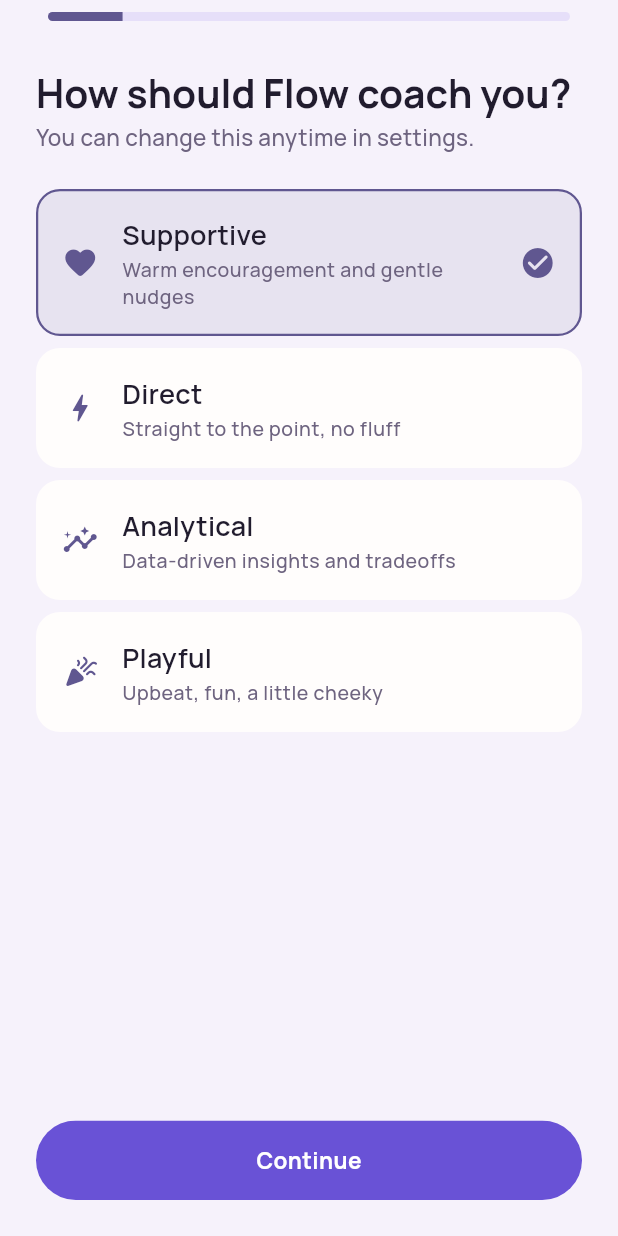
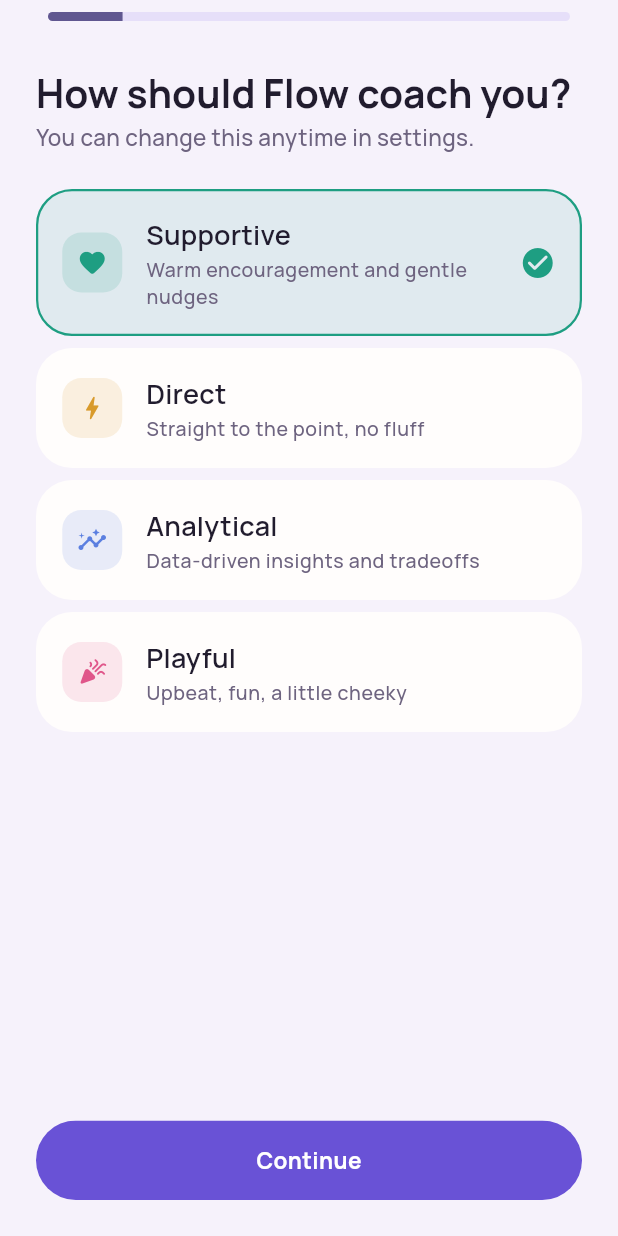
Before and after one commit to robyntjiesnathan-hash/lifeflowAI, a Flutter app: the screen it shows once a user with an empty profile is signed in, swiped to page 4, on a phone screen of 412 x 824 dp. Run offline on Flutter 3.47's test engine with Material 3 defaults, Android fonts, the phone set to English and light mode, and no system bars; our stand-ins replace cached_network_image, cloud_firestore, firebase_auth, firebase_core, firebase_storage, fl_chart and 12 more; accounts and stored records are empty; generated files the repository leaves out were written again.

Commit message:
Extend the design system to Premium, Budget, Bills, Notifications, Reminders, and coaching-style selection
Premium: replaced 6 identical icon-in-a-circle rows on the paywall's
feature list with CategoryIconChip, each perk getting its own semantic
color instead of one repeated primary tint — the exact "generic
feature callout" pattern the design brief warns against. Feature-list
card raised to AppElevation.raised.

Budget: the hero card's money and percent figures used raw TextStyle
instead of theme/tabular type; switched to AppTypography.tabular so
digits align, matching the same fix already applied on Home. Categories
card raised to AppElevation.raised. Bills: the inline due-day/amount
line now renders the amount in tabular figures via Text.rich.

Notification Settings: the one screen in the app with zero AppCard
usage — bare SwitchListTiles with no grouping — now wrapped in a single
AppCard with dividers, matching the settings-list pattern already used
on Profile.

Reminders: every row had no leading visual at all; added a
CategoryIconChip (Smart Reminders pink, matching Profile's existing
naming) so the list has a visual anchor instead of reading as
identical unlabeled rows.

Coaching-style selection: profile_edit_screen.dart's
_CoachingStyleCard and onboarding_screen.dart's _StyleCard were an
identical hand-rolled InkWell+Container pattern duplicated in two
files, each with a bare (non-chip) icon and no color differentiation
between the four styles. Extracted a shared SelectableOptionCard
(lib/core/widgets/) using PressableScale + CategoryIconChip, with each
style given its own semantic color (Supportive=success,
Direct=warning, Analytical=categoryBlue, Playful=categoryPink).

Verified flutter analyze clean and screenshotted all six touched
screens in light and dark mode.

```diff
--- /dev/null
+++ b/lib/core/widgets/selectable_option_card.dart
@@ -0,0 +1,65 @@
+import 'package:flutter/material.dart';
+
+import '../theme/app_spacing.dart';
+import 'badge_chip.dart';
+import 'pressable_scale.dart';
+
+/// A tappable, selectable option row — icon chip + title (+ optional
+/// subtitle) + a checkmark when selected. Used for "pick one" choices like
+/// coaching style, shared between onboarding and Profile's edit screen
+/// instead of each hand-rolling its own InkWell+Container selection card
+/// with a bare (non-chip) icon.
+class SelectableOptionCard extends StatelessWidget {
+  const SelectableOptionCard({
+    super.key,
+    required this.icon,
+    required this.title,
+    this.subtitle,
+    required this.selected,
+    required this.onTap,
+    this.color,
+  });
+
+  final IconData icon;
+  final String title;
+  final String? subtitle;
+  final bool selected;
+  final VoidCallback onTap;
+  final Color? color;
+
+  @override
+  Widget build(BuildContext context) {
+    final theme = Theme.of(context);
+    final Color accent = color ?? theme.colorScheme.primary;
+    return PressableScale(
+      borderRadius: BorderRadius.circular(AppRadii.raised),
+      onTap: onTap,
+      child: Container(
+        padding: const EdgeInsets.all(AppSpacing.md),
+        decoration: BoxDecoration(
+          color: selected ? accent.withValues(alpha: 0.1) : theme.cardTheme.color,
+          borderRadius: BorderRadius.circular(AppRadii.raised),
+          border: Border.all(color: selected ? accent : Colors.transparent, width: 1.5),
+        ),
+        child: Row(
+          children: [
+            CategoryIconChip(icon: icon, color: accent, tint: accent.withValues(alpha: 0.14), size: 40),
+            const SizedBox(width: AppSpacing.md),
+            Expanded(
+              child: subtitle == null
+                  ? Text(title, style: theme.textTheme.titleMedium)
+                  : Column(
+                      crossAxisAlignment: CrossAxisAlignment.start,
+                      children: [
+                        Text(title, style: theme.textTheme.titleMedium),
+                        Text(subtitle!, style: theme.textTheme.bodySmall),
+                      ],
+                    ),
+            ),
+            if (selected) Icon(Icons.check_circle_rounded, color: accent),
+          ],
+        ),
+      ),
+    );
+  }
+}
--- a/lib/features/onboarding/presentation/screens/onboarding_screen.dart
+++ b/lib/features/onboarding/presentation/screens/onboarding_screen.dart
@@ -1,12 +1,26 @@
 import 'package:flutter/material.dart';
 import 'package:flutter_riverpod/flutter_riverpod.dart';
 
+import '../../../../core/theme/app_semantic_colors.dart';
 import '../../../../core/theme/app_spacing.dart';
 import '../../../../core/widgets/app_button.dart';
 import '../../../../core/widgets/app_text_field.dart';
+import '../../../../core/widgets/selectable_option_card.dart';
 import '../../../../core/services/local_notification_service.dart';
 import '../../../profile/domain/user_profile.dart';
 import '../../application/onboarding_controller.dart';
+
+/// Gives each coaching style its own color instead of every option reading
+/// as the same primary-tinted row — mirrors the same "stop repeating one
+/// color for every option" fix applied to Premium's feature list. Kept in
+/// sync with the identical helper in profile_edit_screen.dart, which shows
+/// the same four styles post-onboarding.
+Color _coachingStyleColor(CoachingStyle style, AppSemanticColors semantic) => switch (style) {
+      CoachingStyle.supportive => semantic.success,
+      CoachingStyle.direct => semantic.warning,
+      CoachingStyle.analytical => semantic.categoryBlue,
+      CoachingStyle.playful => semantic.categoryPink,
+    };
 
 const _goalOptions = [
   'Be more productive',
@@ -317,64 +331,16 @@ class _CoachingStyleStep extends ConsumerWidget {
           for (final entry in _styles.entries)
             Padding(
               padding: const EdgeInsets.only(bottom: AppSpacing.sm),
-              child: _StyleCard(
+              child: SelectableOptionCard(
                 icon: entry.value.$3,
                 title: entry.value.$1,
                 subtitle: entry.value.$2,
                 selected: draft.coachingStyle == entry.key,
                 onTap: () => notifier.update((d) => d.copyWith(coachingStyle: entry.key)),
+                color: _coachingStyleColor(entry.key, context.semanticColors),
               ),
             ),
         ],
-      ),
-    );
-  }
-}
-
-class _StyleCard extends StatelessWidget {
-  const _StyleCard({
-    required this.icon,
-    required this.title,
-    required this.subtitle,
-    required this.selected,
-    required this.onTap,
-  });
-
-  final IconData icon;
-  final String title;
-  final String subtitle;
-  final bool selected;
-  final VoidCallback onTap;
-
-  @override
-  Widget build(BuildContext context) {
-    final theme = Theme.of(context);
-    return InkWell(
-      borderRadius: BorderRadius.circular(AppRadii.lg),
-      onTap: onTap,
-      child: Container(
-        padding: const EdgeInsets.all(AppSpacing.md),
-        decoration: BoxDecoration(
-          color: selected ? theme.colorScheme.primary.withValues(alpha: 0.1) : theme.cardTheme.color,
-          borderRadius: BorderRadius.circular(AppRadii.lg),
-          border: Border.all(color: selected ? theme.colorScheme.primary : Colors.transparent, width: 1.5),
-        ),
-        child: Row(
-          children: [
-            Icon(icon, color: theme.colorScheme.primary),
-            const SizedBox(width: AppSpacing.md),
-            Expanded(
-              child: Column(
-                crossAxisAlignment: CrossAxisAlignment.start,
-                children: [
-                  Text(title, style: theme.textTheme.titleMedium),
-                  Text(subtitle, style: theme.textTheme.bodySmall),
-                ],
-              ),
-            ),
-            if (selected) Icon(Icons.check_circle_rounded, color: theme.colorScheme.primary),
-          ],
-        ),
       ),
     );
   }
```
Also changed, not shown: lib/features/budget/presentation/screens/bills_screen.dart (+17 -1 lines), lib/features/budget/presentation/screens/budget_screen.dart (+5 -3 lines), lib/features/premium/presentation/screens/premium_screen.dart (+45 -26 lines), lib/features/profile/presentation/screens/notifications_settings_screen.dart (+15 -1 lines), lib/features/profile/presentation/screens/profile_edit_screen.dart (+14 -35 lines), lib/features/reminders/presentation/screens/reminders_screen.dart (+12 -0 lines).
